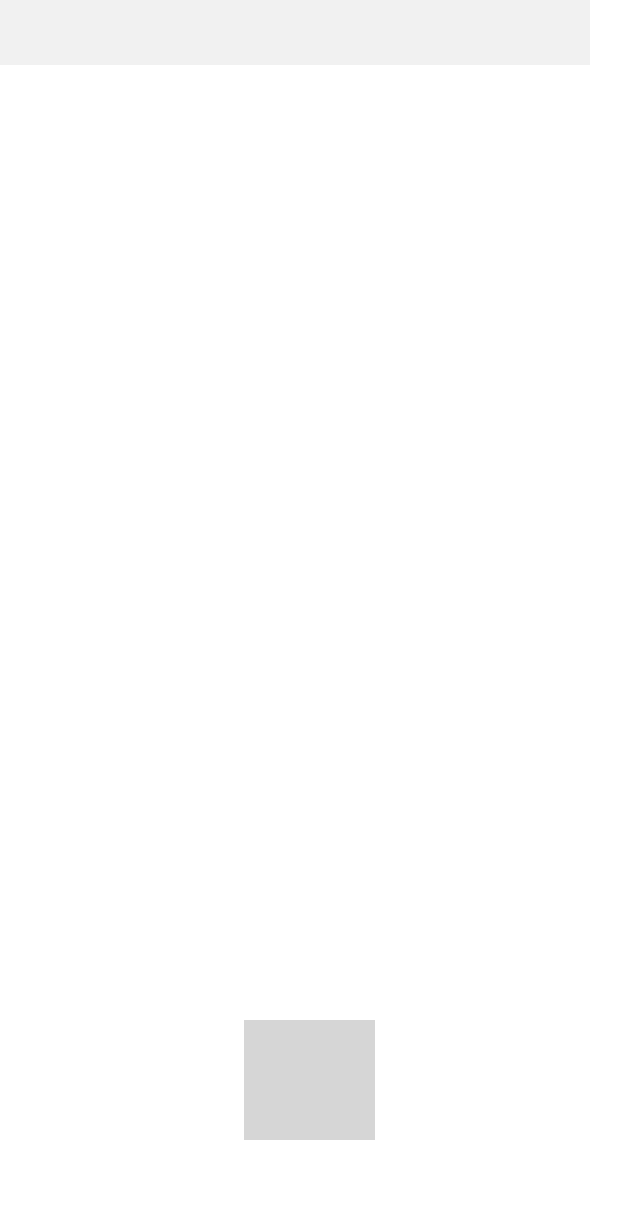
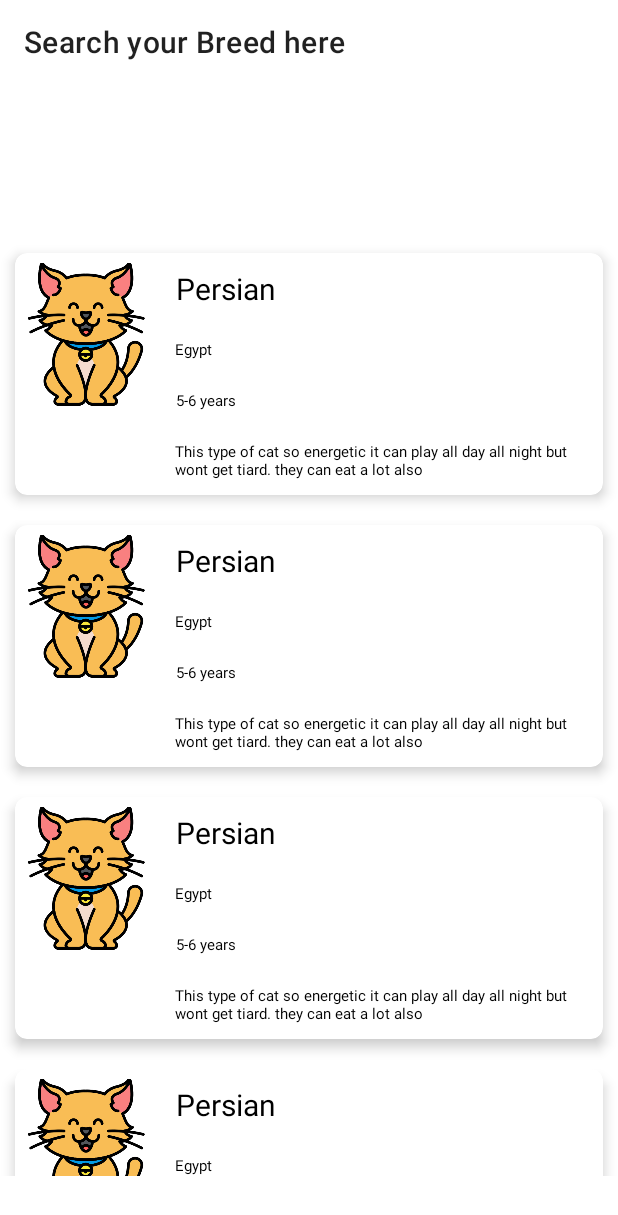
Before and after one commit to TJ-numan/MeawCat, an Android app: the BreedActivity screen opened directly, with no data from a screen before it, on a phone screen of 412 x 824 dp. Shown: the top 1215 px of the screen. Run offline under Robolectric (Android 15) with nearby library versions, the phone set to English and light mode, and no system bars; Roboto replaces fonts that are not available here; grey boxes are pictures that could not be loaded.

Commit message:
demo recycler vew is working

```diff
--- a/app/src/main/java/com/tjnuman/meaw/breed/BreedActivity.java
+++ b/app/src/main/java/com/tjnuman/meaw/breed/BreedActivity.java
@@ -37,19 +37,34 @@ public class BreedActivity extends AppCompatActivity {
     protected void onCreate(Bundle savedInstanceState) {
         super.onCreate(savedInstanceState);
         setContentView(R.layout.activity_breed);
-        breedText = findViewById(R.id.breedText);
+//        breedText = findViewById(R.id.breedText);
 
-//        toolbar = findViewById(R.id.breedingToolbar);
-//        setSupportActionBar(toolbar);
-//        getSupportActionBar().setTitle("Search your Breed here");
-//
-//         arrayList = new ArrayList<>();
-//
-//        recyclerView = findViewById(R.id.breedingrecycler);
-//        recyclerView.setLayoutManager(new LinearLayoutManager(this));
-//        adapter = new BreedAdapter(this,arrayList);
-//
-//        recyclerView.setAdapter(adapter);
+        toolbar = findViewById(R.id.breedToolbar);
+        setSupportActionBar(toolbar);
+        getSupportActionBar().setTitle("Search your Breed here");
+
+         arrayList = new ArrayList<>();
+         arrayList.add(new BreedResponse(2,"2","Persian","","","","","Egypt","","","This type of cat so energetic it can play all day all night but wont get tiard. they can eat a lot also","5-6 years",2,2,"",3,3,3,3,3,3,3,3,3,3,3,3,3,3,3,3,3,3,3,"",2,"",""));
+        arrayList.add(new BreedResponse(2,"2","Persian","","","","","Egypt","","","This type of cat so energetic it can play all day all night but wont get tiard. they can eat a lot also","5-6 years",2,2,"",3,3,3,3,3,3,3,3,3,3,3,3,3,3,3,3,3,3,3,"",2,"",""));
+        arrayList.add(new BreedResponse(2,"2","Persian","","","","","Egypt","","","This type of cat so energetic it can play all day all night but wont get tiard. they can eat a lot also","5-6 years",2,2,"",3,3,3,3,3,3,3,3,3,3,3,3,3,3,3,3,3,3,3,"",2,"",""));
+        arrayList.add(new BreedResponse(2,"2","Persian","","","","","Egypt","","","This type of cat so energetic it can play all day all night but wont get tiard. they can eat a lot also","5-6 years",2,2,"",3,3,3,3,3,3,3,3,3,3,3,3,3,3,3,3,3,3,3,"",2,"",""));
+        arrayList.add(new BreedResponse(2,"2","Persian","","","","","Egypt","","","This type of cat so energetic it can play all day all night but wont get tiard. they can eat a lot also","5-6 years",2,2,"",3,3,3,3,3,3,3,3,3,3,3,3,3,3,3,3,3,3,3,"",2,"",""));
+        arrayList.add(new BreedResponse(2,"2","Persian","","","","","Egypt","","","This type of cat so energetic it can play all day all night but wont get tiard. they can eat a lot also","5-6 years",2,2,"",3,3,3,3,3,3,3,3,3,3,3,3,3,3,3,3,3,3,3,"",2,"",""));
+        arrayList.add(new BreedResponse(2,"2","Persian","","","","","Egypt","","","This type of cat so energetic it can play all day all night but wont get tiard. they can eat a lot also","5-6 years",2,2,"",3,3,3,3,3,3,3,3,3,3,3,3,3,3,3,3,3,3,3,"",2,"",""));
+        arrayList.add(new BreedResponse(2,"2","Persian","","","","","Egypt","","","This type of cat so energetic it can play all day all night but wont get tiard. they can eat a lot also","5-6 years",2,2,"",3,3,3,3,3,3,3,3,3,3,3,3,3,3,3,3,3,3,3,"",2,"",""));
+        arrayList.add(new BreedResponse(2,"2","Persian","","","","","Egypt","","","This type of cat so energetic it can play all day all night but wont get tiard. they can eat a lot also","5-6 years",2,2,"",3,3,3,3,3,3,3,3,3,3,3,3,3,3,3,3,3,3,3,"",2,"",""));
+        arrayList.add(new BreedResponse(2,"2","Persian","","","","","Egypt","","","This type of cat so energetic it can play all day all night but wont get tiard. they can eat a lot also","5-6 years",2,2,"",3,3,3,3,3,3,3,3,3,3,3,3,3,3,3,3,3,3,3,"",2,"",""));
+        arrayList.add(new BreedResponse(2,"2","Persian","","","","","Egypt","","","This type of cat so energetic it can play all day all night but wont get tiard. they can eat a lot also","5-6 years",2,2,"",3,3,3,3,3,3,3,3,3,3,3,3,3,3,3,3,3,3,3,"",2,"",""));
+        arrayList.add(new BreedResponse(2,"2","Persian","","","","","Egypt","","","This type of cat so energetic it can play all day all night but wont get tiard. they can eat a lot also","5-6 years",2,2,"",3,3,3,3,3,3,3,3,3,3,3,3,3,3,3,3,3,3,3,"",2,"",""));
+        arrayList.add(new BreedResponse(2,"2","Persian","","","","","Egypt","","","This type of cat so energetic it can play all day all night but wont get tiard. they can eat a lot also","5-6 years",2,2,"",3,3,3,3,3,3,3,3,3,3,3,3,3,3,3,3,3,3,3,"",2,"",""));
+        arrayList.add(new BreedResponse(2,"2","Persian","","","","","Egypt","","","This type of cat so energetic it can play all day all night but wont get tiard. they can eat a lot also","5-6 years",2,2,"",3,3,3,3,3,3,3,3,3,3,3,3,3,3,3,3,3,3,3,"",2,"",""));
+
+
+        recyclerView = findViewById(R.id.breedRecyclerView);
+        recyclerView.setLayoutManager(new LinearLayoutManager(this));
+        adapter = new BreedAdapter(this,arrayList);
+
+        recyclerView.setAdapter(adapter);
 
 
 
@@ -80,17 +95,20 @@ public class BreedActivity extends AppCompatActivity {
                 List<BreedResponse> postModels = response.body();
                 for (BreedResponse postModel : Objects.requireNonNull(postModels)) {
 
-                    String content = "";
 
-                content += "Name: " + postModel.getName() + "\n";
-                content += "Origin: " + postModel.getOrigin() + "\n";
-                content += "Life Span: " + postModel.getLifeSpan() + "\n";
-                content += "Description: " + postModel.getDescription() + "\n";
-                if(postModel.getImage() != null){
-                    content += "image_url: " + postModel.getImage().getUrl() + "\n\n\n\n";
-                }
+                    arrayList.add(postModel);
 
-                    breedText.append(content);
+//                    String content = "";
+//
+//                content += "Name: " + postModel.getName() + "\n";
+//                content += "Origin: " + postModel.getOrigin() + "\n";
+//                content += "Life Span: " + postModel.getLifeSpan() + "\n";
+//                content += "Description: " + postModel.getDescription() + "\n";
+//                if(postModel.getImage() != null){
+//                    content += "image_url: " + postModel.getImage().getUrl() + "\n\n\n\n";
+//                }
+//
+//                    breedText.append(content);
 
             }
             }
--- a/app/src/main/java/com/tjnuman/meaw/breed/breedRes/BreedResponse.java
+++ b/app/src/main/java/com/tjnuman/meaw/breed/breedRes/BreedResponse.java
@@ -12,7 +12,7 @@ public class BreedResponse implements Serializable
 
     @SerializedName("weight")
     @Expose
-    private Weight weight;
+    private int weight;
     @SerializedName("id")
     @Expose
     private String id;
@@ -123,10 +123,10 @@ public class BreedResponse implements Serializable
     private String referenceImageId;
     @SerializedName("image")
     @Expose
-    private Image image;
+    private String image;
 
 
-    public BreedResponse(Weight weight, String id, String name, String cfaUrl, String vetstreetUrl, String vcahospitalsUrl, String temperament, String origin, String countryCodes, String countryCode, String description, String lifeSpan, Integer indoor, Integer lap, String altNames, Integer adaptability, Integer affectionLevel, Integer childFriendly, Integer dogFriendly, Integer energyLevel, Integer grooming, Integer healthIssues, Integer intelligence, Integer sheddingLevel, Integer socialNeeds, Integer strangerFriendly, Integer vocalisation, Integer experimental, Integer hairless, Integer natural, Integer rare, Integer rex, Integer suppressedTail, Integer shortLegs, String wikipediaUrl, Integer hypoallergenic, String referenceImageId, Image image) {
+    public BreedResponse(int weight, String id, String name, String cfaUrl, String vetstreetUrl, String vcahospitalsUrl, String temperament, String origin, String countryCodes, String countryCode, String description, String lifeSpan, Integer indoor, Integer lap, String altNames, Integer adaptability, Integer affectionLevel, Integer childFriendly, Integer dogFriendly, Integer energyLevel, Integer grooming, Integer healthIssues, Integer intelligence, Integer sheddingLevel, Integer socialNeeds, Integer strangerFriendly, Integer vocalisation, Integer experimental, Integer hairless, Integer natural, Integer rare, Integer rex, Integer suppressedTail, Integer shortLegs, String wikipediaUrl, Integer hypoallergenic, String referenceImageId, String image) {
         this.weight = weight;
         this.id = id;
         this.name = name;
@@ -167,11 +167,11 @@ public class BreedResponse implements Serializable
         this.image = image;
     }
 
-    public Weight getWeight() {
+    public int getWeight() {
         return weight;
     }
 
-    public void setWeight(Weight weight) {
+    public void setWeight(int weight) {
         this.weight = weight;
     }
 
@@ -463,11 +463,11 @@ public class BreedResponse implements Serializable
         this.referenceImageId = referenceImageId;
     }
 
-    public Image getImage() {
+    public String getImage() {
         return image;
     }
 
-    public void setImage(Image image) {
+    public void setImage(String image) {
         this.image = image;
     }
 
--- a/app/src/main/res/layout/activity_breed.xml
+++ b/app/src/main/res/layout/activity_breed.xml
@@ -6,35 +6,24 @@
     android:layout_height="match_parent"
     tools:context=".breed.BreedActivity">
 
-    <ScrollView
-        android:id="@+id/scrollView3"
-        android:layout_width="393dp"
-        android:layout_height="616dp"
+    <androidx.appcompat.widget.Toolbar
+        android:id="@+id/breedToolbar"
+        android:layout_width="match_parent"
+        android:layout_height="?android:attr/actionBarSize"
         app:layout_constraintEnd_toEndOf="parent"
-        app:layout_constraintHorizontal_bias="0.0"
         app:layout_constraintStart_toStartOf="parent"
-        app:layout_constraintTop_toTopOf="parent">
+        app:layout_constraintTop_toTopOf="parent" />
 
-        <TextView
-            android:id="@+id/breedText"
-            android:layout_width="match_parent"
-            android:layout_height="match_parent"
-            android:background="#F1F1F1"
-            android:padding="8dp"
-            android:text=" "
-            android:textColor="@color/black"
-            android:textSize="20dp"
-            tools:layout_editor_absoluteX="2dp" />
-    </ScrollView>
-
-    <ImageView
-        android:id="@+id/breedButton"
-        android:layout_width="87dp"
-        android:layout_height="80dp"
-        android:src="@drawable/cat8"
+    <androidx.recyclerview.widget.RecyclerView
+        android:id="@+id/breedRecyclerView"
+        android:layout_width="match_parent"
+        android:layout_height="625dp"
+        android:layout_below="@+id/breedToolbar"
         app:layout_constraintBottom_toBottomOf="parent"
         app:layout_constraintEnd_toEndOf="parent"
         app:layout_constraintStart_toStartOf="parent"
-        app:layout_constraintTop_toBottomOf="@+id/scrollView3" />
+        app:layout_constraintTop_toBottomOf="@+id/breedToolbar"
+        app:layout_constraintVertical_bias="0.719">
 
+    </androidx.recyclerview.widget.RecyclerView>
 </androidx.constraintlayout.widget.ConstraintLayout>
```
